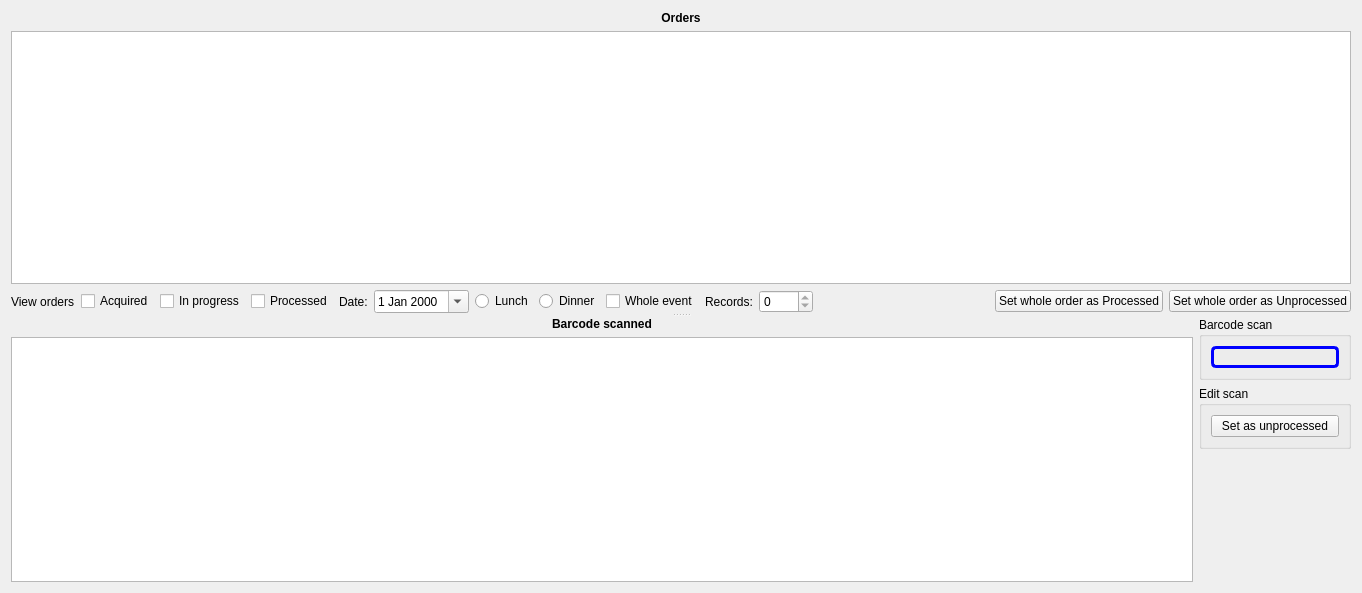
Qt form App/Ui/OrderProgressWidget.ui (paolodestefani/pySagra) before a commit.
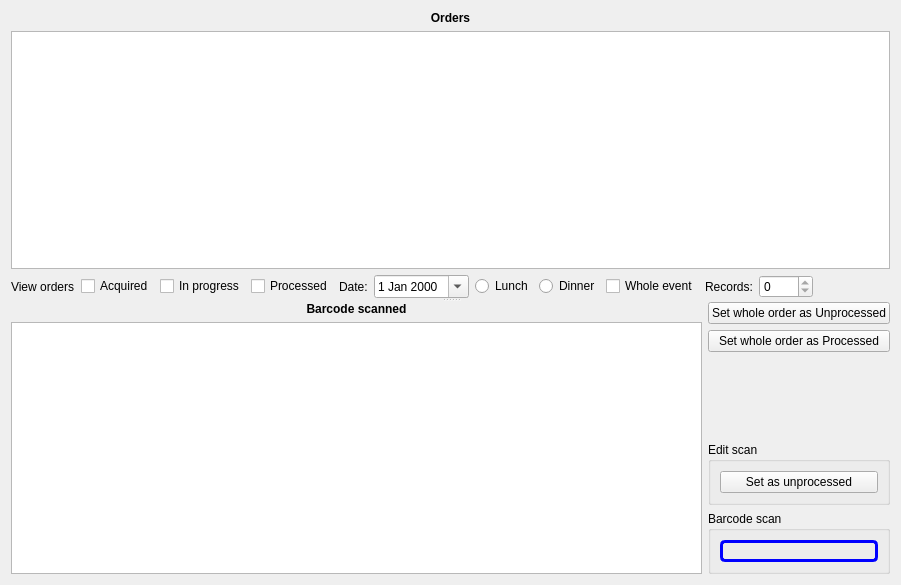
The same form after that commit. Custom widgets are drawn as their Qt base class.

Diff of the .ui file:
```diff
--- a/App/Ui/OrderProgressWidget.ui
+++ b/App/Ui/OrderProgressWidget.ui
@@ -6,21 +6,21 @@
    <rect>
     <x>0</x>
     <y>0</y>
-    <width>1362</width>
-    <height>593</height>
+    <width>901</width>
+    <height>585</height>
    </rect>
   </property>
   <property name="windowTitle">
    <string>Order Progress</string>
   </property>
-  <layout class="QVBoxLayout" name="verticalLayout_6">
+  <layout class="QVBoxLayout" name="verticalLayout_4">
    <item>
     <widget class="QSplitter" name="splitter">
      <property name="orientation">
       <enum>Qt::Orientation::Vertical</enum>
      </property>
      <widget class="QWidget" name="layoutWidget">
-      <layout class="QVBoxLayout" name="verticalLayout_4">
+      <layout class="QVBoxLayout" name="verticalLayoutOrders">
        <item>
         <widget class="QLabel" name="label_4">
          <property name="font">
@@ -143,26 +143,12 @@
            </property>
           </spacer>
          </item>
-         <item>
-          <widget class="QPushButton" name="pushButtonSetOrderProcessed">
-           <property name="text">
-            <string>Set whole order as Processed</string>
-           </property>
-          </widget>
-         </item>
-         <item>
-          <widget class="QPushButton" name="pushButtonSetOrderUnprocessed">
-           <property name="text">
-            <string>Set whole order as Unprocessed</string>
-           </property>
-          </widget>
-         </item>
         </layout>
        </item>
       </layout>
      </widget>
-     <widget class="QWidget" name="layoutWidget">
-      <layout class="QHBoxLayout" name="horizontalLayout_2">
+     <widget class="QWidget" name="">
+      <layout class="QHBoxLayout" name="horizontalLayoutScans">
        <item>
         <layout class="QVBoxLayout" name="verticalLayout_5">
          <item>
@@ -187,6 +173,49 @@
        </item>
        <item>
         <layout class="QVBoxLayout" name="verticalLayout_3">
+         <item>
+          <widget class="QPushButton" name="pushButtonSetOrderUnprocessed">
+           <property name="text">
+            <string>Set whole order as Unprocessed</string>
+           </property>
+          </widget>
+         </item>
+         <item>
+          <widget class="QPushButton" name="pushButtonSetOrderProcessed">
+           <property name="text">
+            <string>Set whole order as Processed</string>
+           </property>
+          </widget>
+         </item>
+         <item>
+          <spacer name="verticalSpacer">
+           <property name="orientation">
+            <enum>Qt::Orientation::Vertical</enum>
+           </property>
+           <property name="sizeHint" stdset="0">
+            <size>
+             <width>20</width>
+             <height>40</height>
+            </size>
+           </property>
+          </spacer>
+         </item>
+         <item>
+          <widget class="QGroupBox" name="groupBox_2">
+           <property name="title">
+            <string>Edit scan</string>
+           </property>
+           <layout class="QVBoxLayout" name="verticalLayout_2">
+            <item>
+             <widget class="QPushButton" name="pushButtonSetUnprocessed">
+              <property name="text">
+               <string>Set as unprocessed</string>
+              </property>
+             </widget>
+            </item>
+           </layout>
+          </widget>
+         </item>
          <item>
           <widget class="QGroupBox" name="groupBox">
            <property name="title">
@@ -231,35 +260,6 @@
            </layout>
           </widget>
          </item>
-         <item>
-          <widget class="QGroupBox" name="groupBox_2">
-           <property name="title">
-            <string>Edit scan</string>
-           </property>
-           <layout class="QVBoxLayout" name="verticalLayout_2">
-            <item>
-             <widget class="QPushButton" name="pushButtonSetUnprocessed">
-              <property name="text">
-               <string>Set as unprocessed</string>
-              </property>
-             </widget>
-            </item>
-           </layout>
-          </widget>
-         </item>
-         <item>
-          <spacer name="verticalSpacer">
-           <property name="orientation">
-            <enum>Qt::Orientation::Vertical</enum>
-           </property>
-           <property name="sizeHint" stdset="0">
-            <size>
-             <width>20</width>
-             <height>40</height>
-            </size>
-           </property>
-          </spacer>
-         </item>
         </layout>
        </item>
       </layout>
```
